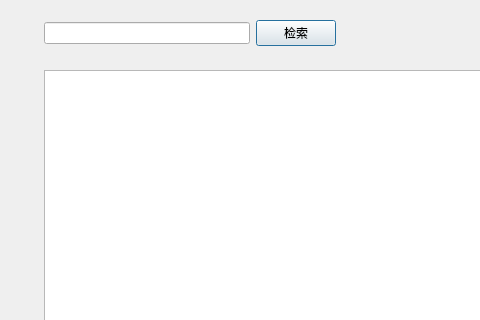
Above: Dialog/dialogsearch.ui from Mtr1994/DeskCesium before the change; both pictures show x 0 to 480 and y 0 to 320 of the 647 by 425 pixel window. Below: the same form after it.
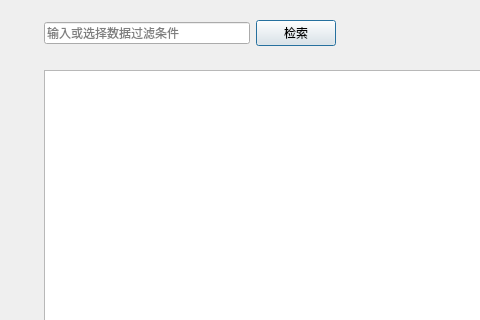
That is the form after the change. Custom widgets are drawn as their Qt base class.

The edit to the form file:
```diff
--- a/Dialog/dialogsearch.ui
+++ b/Dialog/dialogsearch.ui
@@ -27,7 +27,11 @@
     <widget class="QWidget" name="widgetSearchParameterBase" native="true">
      <layout class="QHBoxLayout" name="horizontalLayout">
       <item>
-       <widget class="QLineEdit" name="tbParameter"/>
+       <widget class="QLineEdit" name="tbParameter">
+        <property name="placeholderText">
+         <string>输入或选择数据过滤条件</string>
+        </property>
+       </widget>
       </item>
       <item>
        <widget class="QPushButton" name="btnSearchSideScan">
```
